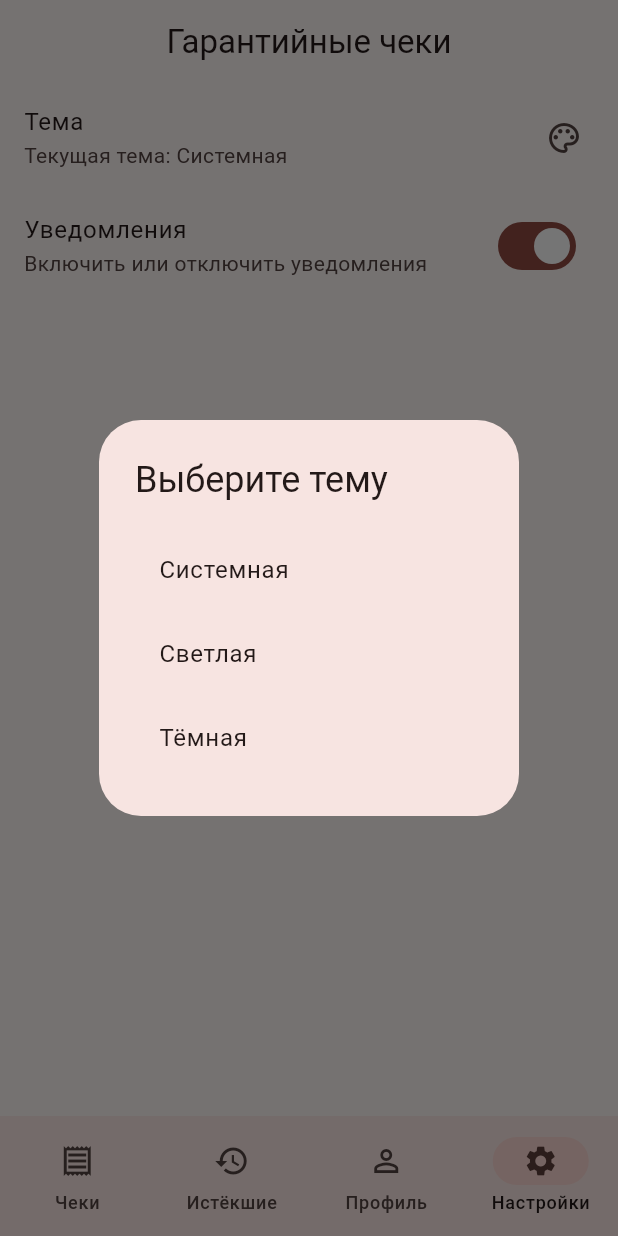
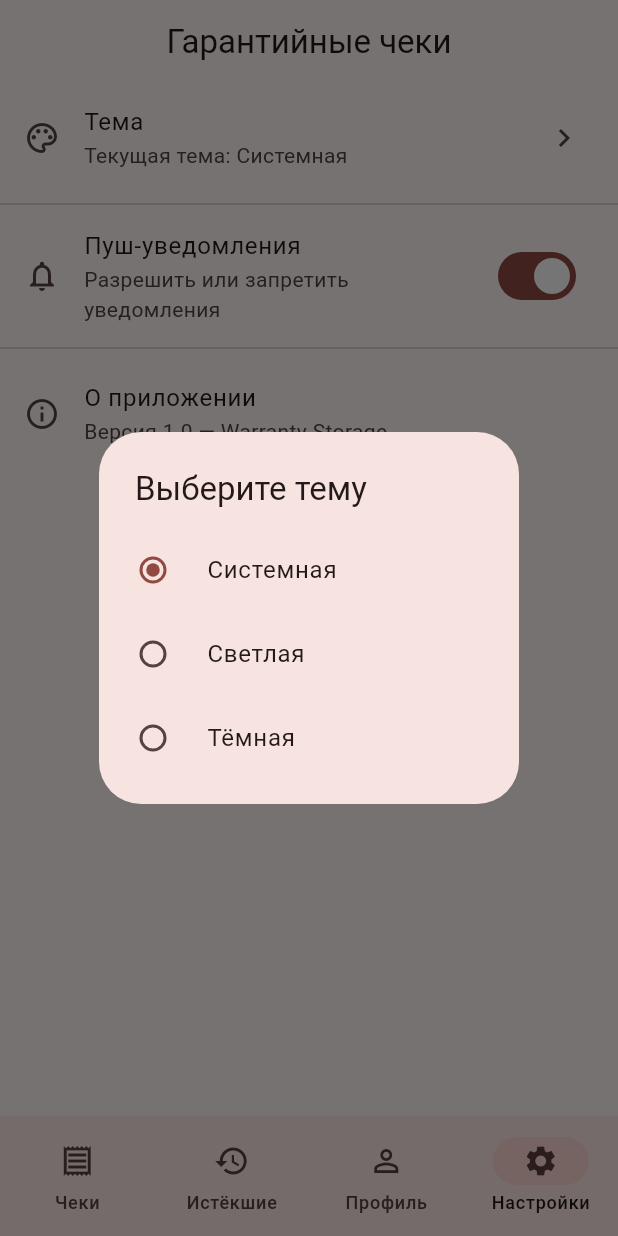
Before and after one commit to KbrYbk/warranty_storage, a Flutter app: the screen it shows after launch, item 4 of the bottom bar chosen, after a tap on "Тема", on a phone screen of 412 x 824 dp. Run offline on Flutter 3.47's test engine with Material 3 defaults, Android fonts, the phone set to English and light mode, and no system bars; drawn by our look-alikes of dynamic_color; our stand-ins replace hive, hive_flutter, image_picker, shared_preferences; missing offline and left inert: mobile_scanner; accounts and stored records are empty.

Commit message:
dark theme fix, settings screen remake

```diff
--- a/lib/main.dart
+++ b/lib/main.dart
@@ -1,92 +1,69 @@
 import 'package:flutter/material.dart';
 import 'package:dynamic_color/dynamic_color.dart';
 import 'package:shared_preferences/shared_preferences.dart';
+import 'package:hive_flutter/hive_flutter.dart';
+import 'models/receipt.dart';
+import 'services/theme_service.dart';
+
+// Экраны
 import 'screens/login_screen.dart';
 import 'screens/register_screen.dart';
 import 'screens/home_screen.dart';
 import 'screens/add_receipt_screen.dart';
-//import 'screens/receipt_details_screen.dart';
 import 'screens/expired_receipts_screen.dart';
 import 'screens/profile_screen.dart';
 import 'screens/settings_screen.dart';
-import 'package:hive_flutter/hive_flutter.dart';
-import 'models/receipt.dart';
 
 void main() async {
   WidgetsFlutterBinding.ensureInitialized(); // нужно для async-кода в main
-
   // Инициализация Hive
   await Hive.initFlutter();
-
-  // Регистрируем адаптер
   Hive.registerAdapter(ReceiptAdapter());
-
-  // Открываем коробку (хранилище чеков)
-  await Hive.openBox<Receipt>('receipts');
-
+  await Hive.openBox<Receipt>(
+    'receipts',
+  ); // Открываем коробку (хранилище чеков)
+  // Инициализируем ThemeService и загружаем сохранённую тему
+  final themeService = ThemeService();
+  await themeService.load();
   // Запускаем приложение
-  runApp(const WarrantyApp());
-}
-
-// Сохраняем тему
-Future<void> saveTheme(ThemeMode themeMode) async {
-  final prefs = await SharedPreferences.getInstance();
-  await prefs.setInt('themeMode', themeMode.index);
-}
-
-// Загружаем тему
-Future<ThemeMode> loadTheme() async {
-  final prefs = await SharedPreferences.getInstance();
-  final index = prefs.getInt('themeMode') ?? ThemeMode.system.index;
-  return ThemeMode.values[index];
-}
-
-// Сохраняем уведомления
-Future<void> saveNotifications(bool enabled) async {
-  final prefs = await SharedPreferences.getInstance();
-  await prefs.setBool('notifications', enabled);
-}
-
-// Загружаем уведомления
-Future<bool> loadNotifications() async {
-  final prefs = await SharedPreferences.getInstance();
-  return prefs.getBool('notifications') ?? true;
+  runApp(WarrantyApp(themeService: themeService));
 }
 
 class WarrantyApp extends StatefulWidget {
-  const WarrantyApp({super.key});
+  final ThemeService themeService;
+
+  const WarrantyApp({super.key, required this.themeService});
 
   @override
   State<WarrantyApp> createState() => _WarrantyAppState();
 }
 
 class _WarrantyAppState extends State<WarrantyApp> {
-  ThemeMode _themeMode = ThemeMode.system;
   bool _notificationsEnabled = true;
-
   @override
   void initState() {
     super.initState();
     _loadSettings();
   }
 
-  void _loadSettings() async {
-    final theme = await loadTheme();
-    final notifications = await loadNotifications();
+ /* Future<void> _loadSettings() async {
+    final prefs = await SharedPreferences.getInstance();
+    final notifications = prefs.getBool('notifications') ?? true;
+    setState(() => _notificationsEnabled = notifications);
+  }*/
+// Загружаем настройку уведомлений
+  Future<void> _loadSettings() async {
+    final prefs = await SharedPreferences.getInstance();
     setState(() {
-      _themeMode = theme;
-      _notificationsEnabled = notifications;
+      _notificationsEnabled = prefs.getBool('notifications') ?? true;
     });
   }
 
-  void _changeTheme(ThemeMode mode) {
-    setState(() => _themeMode = mode);
-    saveTheme(mode);
-  }
-
-  void _toggleNotifications(bool enabled) {
+  // Сохраняем настройку уведомлений
+  Future<void> _toggleNotifications(bool enabled) async {
     setState(() => _notificationsEnabled = enabled);
-    saveNotifications(enabled);
+    final prefs = await SharedPreferences.getInstance();
+    await prefs.setBool('notifications', enabled);
   }
 
   @override
@@ -95,52 +72,40 @@ class _WarrantyAppState extends State<WarrantyApp> {
       builder: (ColorScheme? lightDynamic, ColorScheme? darkDynamic) {
         // Если есть системные цвета (Android 12+) → используем
         // Иначе → seedColor (fallback для старых Android)
-        final ColorScheme lightScheme =
+        final lightScheme =
             lightDynamic ?? ColorScheme.fromSeed(seedColor: Colors.red);
-        final ColorScheme darkScheme =
+        final darkScheme =
             darkDynamic ??
             ColorScheme.fromSeed(
               seedColor: Colors.red,
               brightness: Brightness.dark,
             );
-
+        // Подписываемся на ValueNotifier — MaterialApp будет менять themeMode автоматически
+        return ValueListenableBuilder<ThemeMode>(
+          valueListenable: widget.themeService.themeMode,
+          builder: (context, currentMode, _) {
             return MaterialApp(
               debugShowCheckedModeBanner: false,
               title: 'Гарантийные чеки',
-          theme: ThemeData(
-            colorScheme: lightScheme,
-            useMaterial3: true,
-            appBarTheme: AppBarTheme(
-              centerTitle: true,
-              scrolledUnderElevation: 0,
-              backgroundColor: lightScheme.surface, // <-- фон для AppBar
-              foregroundColor: lightScheme.onSurface, // <-- текст/иконки
-              // elevation: 1,                                  // лёгкая "подложка"
-            ),
-          ),
-          darkTheme: ThemeData(
-            colorScheme: darkScheme,
-            useMaterial3: true,
-            appBarTheme: AppBarTheme(
-              centerTitle: true,
-              scrolledUnderElevation: 0,
-              backgroundColor: darkScheme.surface,
-              foregroundColor: darkScheme.onSurface,
-              //elevation: 1,                                  // лёгкая "подложка"
-            ),
-          ),
-          // themeMode: ThemeMode.system, // переключение по системной теме
-          themeMode: _themeMode,
+              theme: ThemeData(colorScheme: lightScheme, useMaterial3: true),
+              darkTheme: ThemeData(colorScheme: darkScheme, useMaterial3: true),
+              themeMode: currentMode,
               initialRoute: '/home',
               routes: {
                 '/login': (context) => const LoginScreen(),
                 '/register': (context) => const RegisterScreen(),
-            '/home': (context) => HomeScreen(onThemeChanged: _changeTheme),
+                '/home': (context) => HomeScreen(themeService: widget.themeService),
                 '/add': (context) => const AddReceiptScreen(),
-            '/expired': (context) => ExpiredReceiptsScreen(receipts: []),
+                '/expired': (context) {
+                  final box = Hive.box<Receipt>('receipts');
+                  final allReceipts = box.values.toList();
+                  return ExpiredReceiptsScreen(receipts: allReceipts);
+                },
                 '/profile': (context) => const ProfileScreen(),
-            '/settings': (_) => SettingsScreen(
-              onThemeChanged: _changeTheme,
+                '/settings': (ctx) => SettingsScreen(
+                  // теперь передаём сам сервис, чтобы экран всегда видел актуальную тему
+                  themeService: widget.themeService,
+                  // другие параметры (уведомления и т.д.) — оставь свои
                   notificationsEnabled: _notificationsEnabled,
                   onNotificationsChanged: _toggleNotifications,
                 ),
@@ -148,5 +113,7 @@ class _WarrantyAppState extends State<WarrantyApp> {
             );
           },
         );
+      },
+    );
   }
 }
--- a/lib/screens/home_screen.dart
+++ b/lib/screens/home_screen.dart
@@ -6,12 +6,14 @@ import 'package:warranty_storage/screens/expired_receipts_screen.dart';
 import 'package:warranty_storage/screens/profile_screen.dart';
 import 'package:warranty_storage/screens/receipt_details_screen.dart';
 import 'package:warranty_storage/screens/settings_screen.dart';
+import '../services/theme_service.dart';
+import 'services/theme_service.dart';
 import 'package:intl/intl.dart';
 
 class HomeScreen extends StatefulWidget {
-  final void Function(ThemeMode) onThemeChanged;
+  final ThemeService themeService;
 
-  const HomeScreen({super.key, required this.onThemeChanged});
+  const HomeScreen({super.key, required this.themeService});
 
   @override
   State<HomeScreen> createState() => _HomeScreenState();
@@ -39,7 +41,6 @@ class ReceiptSubtitle extends StatelessWidget {
 class _HomeScreenState extends State<HomeScreen> {
   int _selectedIndex = 0;
   bool _notificationsEnabled = true;
-
   late Box<Receipt> _receiptBox; // Hive Box для хранения чеков
 
   @override
@@ -133,7 +134,7 @@ Widget build(BuildContext context) {
     ),
     2: const ProfileScreen(),//профиль, заглушка
     3: SettingsScreen(//настройки
-      onThemeChanged: widget.onThemeChanged,
+      themeService: widget.themeService,
       notificationsEnabled: _notificationsEnabled,
       onNotificationsChanged: (val) =>
           setState(() => _notificationsEnabled = val),
--- /dev/null
+++ b/lib/screens/services/theme_service.dart
@@ -0,0 +1 @@
+// TODO Implement this library.
--- a/lib/screens/settings_screen.dart
+++ b/lib/screens/settings_screen.dart
@@ -1,13 +1,14 @@
 import 'package:flutter/material.dart';
+import '../services/theme_service.dart';
 
 class SettingsScreen extends StatefulWidget {
-  final void Function(ThemeMode) onThemeChanged;
+  final ThemeService themeService;
   final bool notificationsEnabled;
   final void Function(bool) onNotificationsChanged;
 
   const SettingsScreen({
     super.key,
-    required this.onThemeChanged,
+    required this.themeService,
     required this.notificationsEnabled,
     required this.onNotificationsChanged,
   });
@@ -18,84 +19,110 @@ class SettingsScreen extends StatefulWidget {
 
 class _SettingsScreenState extends State<SettingsScreen> {
   late bool _notifications;
-  late ThemeMode _currentTheme;
 
   @override
   void initState() {
     super.initState();
     _notifications = widget.notificationsEnabled;
-    _currentTheme = ThemeMode.system; // Можно загружать из main через widget
   }
 
   void _showThemeDialog() {
+    final currentTheme = widget.themeService.themeMode.value;
+
     showDialog(
       context: context,
       builder: (context) {
-        return AlertDialog(
+        return SimpleDialog(
           title: const Text("Выберите тему"),
-          content: Column(
-            mainAxisSize: MainAxisSize.min,
-            children: [
-              ListTile(
-                title: const Text("Системная"),
-                onTap: () {
-                  setState(() => _currentTheme = ThemeMode.system);
-                  widget.onThemeChanged(ThemeMode.system);
-                  Navigator.pop(context);
-                },
-              ),
-              ListTile(
-                title: const Text("Светлая"),
-                onTap: () {
-                  setState(() => _currentTheme = ThemeMode.light);
-                  widget.onThemeChanged(ThemeMode.light);
-                  Navigator.pop(context);
-                },
-              ),
-              ListTile(
-                title: const Text("Тёмная"),
-                onTap: () {
-                  setState(() => _currentTheme = ThemeMode.dark);
-                  widget.onThemeChanged(ThemeMode.dark);
-                  Navigator.pop(context);
-                },
-              ),
-            ],
-          ),
+          children: [
+            _themeOption("Системная", ThemeMode.system, currentTheme),
+            _themeOption("Светлая", ThemeMode.light, currentTheme),
+            _themeOption("Тёмная", ThemeMode.dark, currentTheme),
+          ],
         );
       },
     );
   }
 
-  String get _themeText {
-    switch (_currentTheme) {
-      case ThemeMode.light:
-        return "Светлая";
-      case ThemeMode.dark:
-        return "Тёмная";
-      default:
-        return "Системная";
-    }
+  Widget _themeOption(String title, ThemeMode mode, ThemeMode current) {
+    return RadioListTile<ThemeMode>(
+      title: Text(title),
+      value: mode,
+      groupValue: current,
+      onChanged: (val) {
+        if (val != null) {
+          widget.themeService.setTheme(val);
+          Navigator.pop(context);
+          ScaffoldMessenger.of(context).showSnackBar(
+            SnackBar(content: Text("Тема изменена: $title")),
+          );
+        }
+      },
+    );
+  }
+
+  void _onNotificationsChanged(bool val) {
+    setState(() => _notifications = val);
+    widget.onNotificationsChanged(val);
+    ScaffoldMessenger.of(context).showSnackBar(
+      SnackBar(
+        content: Text(val
+            ? "Уведомления включены"
+            : "Уведомления выключены"),
+      ),
+    );
   }
 
   @override
   Widget build(BuildContext context) {
+    final themeMode = widget.themeService.themeMode.value;
+
+    String themeText;
+    switch (themeMode) {
+      case ThemeMode.light:
+        themeText = "Светлая";
+        break;
+      case ThemeMode.dark:
+        themeText = "Тёмная";
+        break;
+      default:
+        themeText = "Системная";
+    }
+
     return Scaffold(
       body: ListView(
         children: [
           ListTile(
+            leading: const Icon(Icons.color_lens_outlined),
             title: const Text("Тема"),
-            subtitle: Text("Текущая тема: $_themeText"),
-            trailing: const Icon(Icons.color_lens_outlined),
+            subtitle: Text("Текущая тема: $themeText"),
+            trailing: const Icon(Icons.chevron_right),
             onTap: _showThemeDialog,
           ),
+          const Divider(),
           SwitchListTile(
-            title: const Text("Уведомления"),
-            subtitle: const Text("Включить или отключить уведомления"),
+            secondary: const Icon(Icons.notifications_outlined),
+            title: const Text("Пуш-уведомления"),
+            subtitle: const Text("Разрешить или запретить уведомления"),
             value: _notifications,
-            onChanged: (val) {
-              setState(() => _notifications = val);
-              widget.onNotificationsChanged(val);
+            onChanged: _onNotificationsChanged,
+          ),
+          const Divider(),
+          ListTile(
+            leading: const Icon(Icons.info_outline),
+            title: const Text("О приложении"),
+            subtitle: const Text("Версия 1.0 — Warranty Storage"),
+            onTap: () {
+              showAboutDialog(
+                context: context,
+                applicationName: "Warranty Storage",
+                applicationVersion: "1.0",
+                children: const [
+                  Text(
+                    "Приложение для хранения гарантийных чеков локально на устройстве.",
+                  ),
+                ],
+              );
             },
           ),
         ],
--- /dev/null
+++ b/lib/services/theme_service.dart
@@ -0,0 +1,38 @@
+// lib/services/theme_service.dart
+import 'package:flutter/material.dart';
+import 'package:shared_preferences/shared_preferences.dart';
+
+/// Сервис для управления темой приложения.
+/// Хранит текущую тему в SharedPreferences и публикует её через ValueNotifier.
+class ThemeService {
+  // Нотайфер, на который можно подписываться
+  final ValueNotifier<ThemeMode> themeMode = ValueNotifier(ThemeMode.system);
+
+  static const _key = 'themeMode';
+
+  /// Загружает тему из SharedPreferences (если есть).
+  Future<void> load() async {
+    final prefs = await SharedPreferences.getInstance();
+    final index = prefs.getInt(_key);
+    if (index != null && index >= 0 && index < ThemeMode.values.length) {
+      themeMode.value = ThemeMode.values[index];
+    } else {
+      themeMode.value = ThemeMode.system;
+    }
+  }
+
+  /// Сохраняет тему и обновляет notifier (все подписчики увидят изменение).
+  Future<void> setTheme(ThemeMode mode) async {
+    final prefs = await SharedPreferences.getInstance();
+    await prefs.setInt(_key, mode.index);
+    themeMode.value = mode;
+  }
+
+  /// Вспомогательный getter
+  ThemeMode get current => themeMode.value;
+
+  /// Не забыть закрыть, если нужно (в простом приложении обычно не требуется).
+  void dispose() {
+    themeMode.dispose();
+  }
+}
```
Lines whose indentation alone changed are shown as unchanged.
